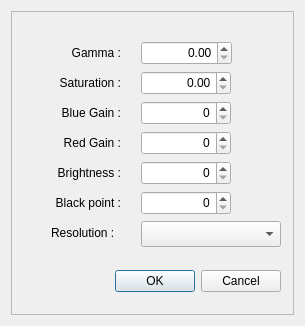
rpineau/IIDC, file IIDCCamera.ui: the form before one commit.
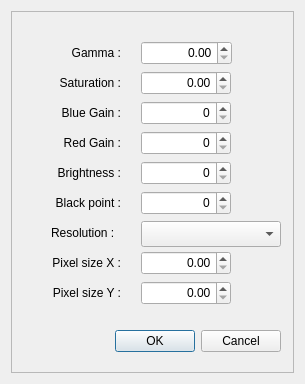
The form after the commit. Custom widgets are drawn as their Qt base class.

```diff
--- a/IIDCCamera.ui
+++ b/IIDCCamera.ui
@@ -7,7 +7,7 @@
     <x>0</x>
     <y>0</y>
     <width>305</width>
-    <height>326</height>
+    <height>384</height>
    </rect>
   </property>
   <property name="windowTitle">
@@ -219,11 +219,69 @@
        <set>Qt::AlignRight|Qt::AlignTrailing|Qt::AlignVCenter</set>
       </property>
      </widget>
+     <widget class="QLabel" name="label_7">
+      <property name="geometry">
+       <rect>
+        <x>30</x>
+        <y>240</y>
+        <width>80</width>
+        <height>24</height>
+       </rect>
+      </property>
+      <property name="text">
+       <string>Pixel size X :</string>
+      </property>
+      <property name="alignment">
+       <set>Qt::AlignRight|Qt::AlignTrailing|Qt::AlignVCenter</set>
+      </property>
+     </widget>
+     <widget class="QDoubleSpinBox" name="doubleSpinBox_3">
+      <property name="geometry">
+       <rect>
+        <x>130</x>
+        <y>240</y>
+        <width>90</width>
+        <height>24</height>
+       </rect>
+      </property>
+      <property name="alignment">
+       <set>Qt::AlignRight|Qt::AlignTrailing|Qt::AlignVCenter</set>
+      </property>
+     </widget>
+     <widget class="QLabel" name="label_9">
+      <property name="geometry">
+       <rect>
+        <x>30</x>
+        <y>270</y>
+        <width>80</width>
+        <height>24</height>
+       </rect>
+      </property>
+      <property name="text">
+       <string>Pixel size Y :</string>
+      </property>
+      <property name="alignment">
+       <set>Qt::AlignRight|Qt::AlignTrailing|Qt::AlignVCenter</set>
+      </property>
+     </widget>
+     <widget class="QDoubleSpinBox" name="doubleSpinBox_4">
+      <property name="geometry">
+       <rect>
+        <x>130</x>
+        <y>270</y>
+        <width>90</width>
+        <height>24</height>
+       </rect>
+      </property>
+      <property name="alignment">
+       <set>Qt::AlignRight|Qt::AlignTrailing|Qt::AlignVCenter</set>
+      </property>
+     </widget>
      <widget class="QWidget" name="">
       <property name="geometry">
        <rect>
         <x>10</x>
-        <y>250</y>
+        <y>310</y>
         <width>260</width>
         <height>40</height>
        </rect>
```
Left out of the diff: 4 changed lines with no effect on the pictures.
